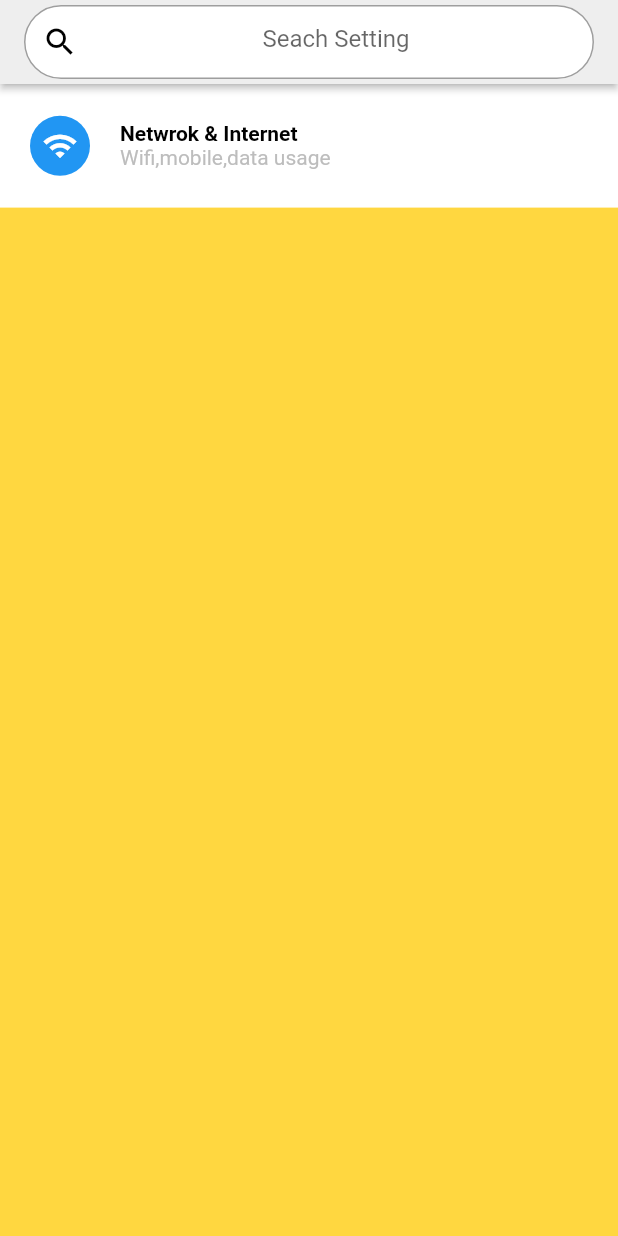
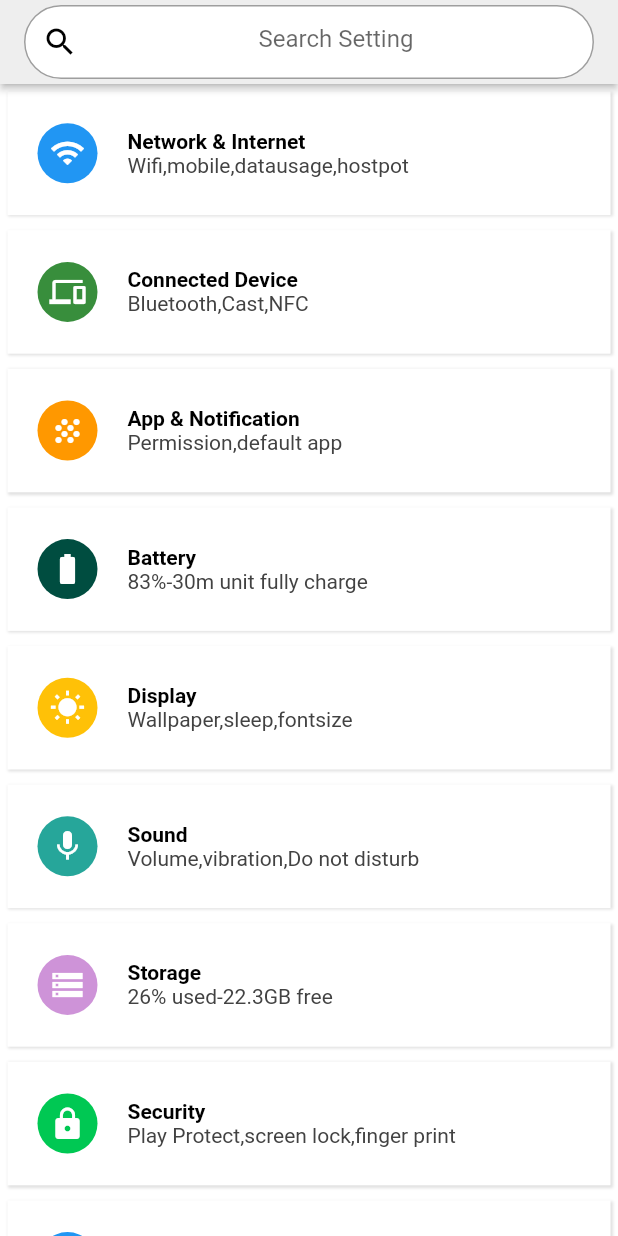
Before and after one commit to surajadkhari/fluttertuotial-gca-, a Flutter app: the screen it shows after launch, on a phone screen of 412 x 824 dp. Run offline on Flutter 3.47's test engine with Material 2 defaults, Android fonts, the phone set to English and light mode, and no system bars.

Commit message:
Setting_Bar

```diff
--- a/lib/screen/home.dart
+++ b/lib/screen/home.dart
@@ -5,13 +5,14 @@ import 'package:flutterGCA/screen/setting_items.dart';
 class Home extends StatelessWidget {
   double height;
   double width;
+
   @override
   Widget build(BuildContext context) {
     height = MediaQuery.of(context).size.height;
     width = MediaQuery.of(context).size.width;
 
     return Scaffold(
-      backgroundColor: Colors.amberAccent,
+      backgroundColor: Colors.white,
       appBar: _appBar(),
       body: _body(),
     );
@@ -36,7 +37,7 @@ class Home extends StatelessWidget {
         textAlign: TextAlign.center,
         decoration: InputDecoration(
           prefixIcon: Icon(Icons.search, color: Colors.black),
-          hintText: "Seach Setting",
+          hintText: "Search Setting",
           enabled: true,
           filled: true,
           fillColor: Colors.white,
@@ -53,6 +54,98 @@ class Home extends StatelessWidget {
         Settingitem(
           settingWidth: width,
           settingheight: height * .1,
+          title: "Network & Internet",
+          subtitle: "Wifi,mobile,datausage,hostpot",
+          iconData: Icons.wifi,
+          iconBackgroundColor: Colors.blue,
+        ),
+        Settingitem(
+          settingWidth: width,
+          settingheight: height * .1,
+          title: "Connected Device",
+          subtitle: "Bluetooth,Cast,NFC",
+          iconData: Icons.devices,
+          iconBackgroundColor: Colors.green[700],
+        ),
+        Settingitem(
+          settingWidth: width,
+          settingheight: height * .1,
+          title: "App & Notification",
+          subtitle: "Permission,default app",
+          iconData: Icons.grain,
+          iconBackgroundColor: Colors.orange,
+        ),
+        Settingitem(
+          settingWidth: width,
+          settingheight: height * .1,
+          title: "Battery",
+          subtitle: "83%-30m unit fully charge ",
+          iconData: Icons.battery_full,
+          iconBackgroundColor: Colors.teal[900],
+        ),
+        Settingitem(
+          settingWidth: width,
+          settingheight: height * .1,
+          title: "Display",
+          subtitle: "Wallpaper,sleep,fontsize",
+          iconData: Icons.wb_sunny,
+          iconBackgroundColor: Colors.amber,
+        ),
+        Settingitem(
+          settingWidth: width,
+          settingheight: height * .1,
+          title: "Sound",
+          subtitle: "Volume,vibration,Do not disturb",
+          iconData: Icons.mic,
+          iconBackgroundColor: Colors.teal[400],
+        ),
+        Settingitem(
+          settingWidth: width,
+          settingheight: height * .1,
+          title: "Storage",
+          subtitle: "26% used-22.3GB free",
+          iconData: Icons.storage,
+          iconBackgroundColor: Colors.purple[200],
+        ),
+        Settingitem(
+          settingWidth: width,
+          settingheight: height * .1,
+          title: "Security",
+          subtitle: "Play Protect,screen lock,finger print",
+          iconData: Icons.lock,
+          iconBackgroundColor: Colors.greenAccent[700],
+        ),
+        Settingitem(
+          settingWidth: width,
+          settingheight: height * .1,
+          title: "Network & Internet",
+          subtitle: "Wifi,mobile,datausage,hostpot",
+          iconData: Icons.wifi,
+          iconBackgroundColor: Colors.blue,
+        ),
+        Settingitem(
+          settingWidth: width,
+          settingheight: height * .1,
+          title: "Network & Internet",
+          subtitle: "Wifi,mobile,datausage,hostpot",
+          iconData: Icons.wifi,
+          iconBackgroundColor: Colors.blue,
+        ),
+        Settingitem(
+          settingWidth: width,
+          settingheight: height * .1,
+          title: "Network & Internet",
+          subtitle: "Wifi,mobile,datausage,hostpot",
+          iconData: Icons.wifi,
+          iconBackgroundColor: Colors.blue,
+        ),
+        Settingitem(
+          settingWidth: width,
+          settingheight: height * .1,
+          title: "Network & Internet",
+          subtitle: "Wifi,mobile,datausage,hostpot",
+          iconData: Icons.wifi,
+          iconBackgroundColor: Colors.blue,
         )
       ],
     );
--- a/lib/screen/setting_items.dart
+++ b/lib/screen/setting_items.dart
@@ -1,14 +1,34 @@
 import 'package:flutter/material.dart';
 
 class Settingitem extends StatelessWidget {
+  final IconData iconData;
+  final Color iconBackgroundColor;
   final double settingWidth, settingheight;
-  Settingitem({@required this.settingWidth, @required this.settingheight});
+  String title, subtitle;
+  Settingitem(
+      {@required this.settingWidth,
+      @required this.settingheight,
+      @required this.title,
+      @required this.subtitle,
+      @required this.iconData,
+      @required this.iconBackgroundColor});
   @override
   Widget build(BuildContext context) {
     return Container(
+      margin: EdgeInsets.symmetric(horizontal: 5, vertical: 5),
       width: settingWidth,
       height: settingheight,
-      decoration: BoxDecoration(color: Colors.white),
+      decoration: BoxDecoration(
+        color: Colors.white,
+        boxShadow: [
+          BoxShadow(
+            color: Colors.grey.shade300,
+            spreadRadius: 0.5,
+            blurRadius: 0.8,
+            offset: Offset(1, 1),
+          )
+        ],
+      ),
       child: SizedBox(
         child: Padding(
           padding: const EdgeInsets.only(left: 20),
@@ -25,11 +45,11 @@ class Settingitem extends StatelessWidget {
     return Container(
         padding: EdgeInsets.all(8),
         decoration: BoxDecoration(
-          color: Colors.blue,
+          color: iconBackgroundColor,
           shape: BoxShape.circle,
         ),
         child: Icon(
-          Icons.wifi,
+          iconData,
           color: Colors.white,
         ));
   }
@@ -41,12 +61,12 @@ class Settingitem extends StatelessWidget {
       crossAxisAlignment: CrossAxisAlignment.start,
       children: [
         Text(
-          "Netwrok & Internet",
+          title,
           style: TextStyle(color: Colors.black, fontWeight: FontWeight.bold),
         ),
         Text(
-          "Wifi,mobile,data usage",
-          style: TextStyle(color: Colors.grey.shade400),
+          subtitle,
+          style: TextStyle(color: Colors.grey.shade800),
         )
       ],
     );
```
